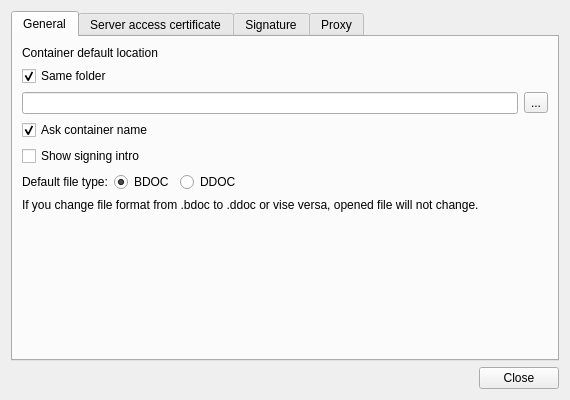
open-eid/qdigidoc, file client/ui/SettingsDialog.ui: the form before one commit.
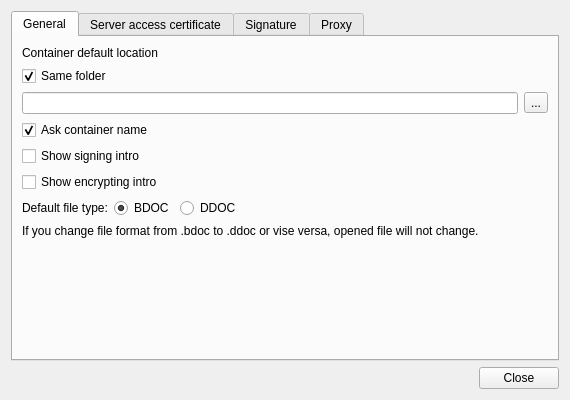
The form after the commit.

Commit message:
remove obsolete settings dialog
Ticket: #22937

The edit to the form file:
```diff
--- a/client/ui/SettingsDialog.ui
+++ b/client/ui/SettingsDialog.ui
@@ -88,6 +88,13 @@
          </property>
         </widget>
        </item>
+       <item>
+        <widget class="QCheckBox" name="showIntro2">
+         <property name="text">
+          <string>Show encrypting intro</string>
+         </property>
+        </widget>
+       </item>
        <item>
         <layout class="QHBoxLayout" name="typeLayout">
          <item>
```
Left out of the diff: 16 changed lines with no effect on the pictures. The commit also changes 6 other files.
